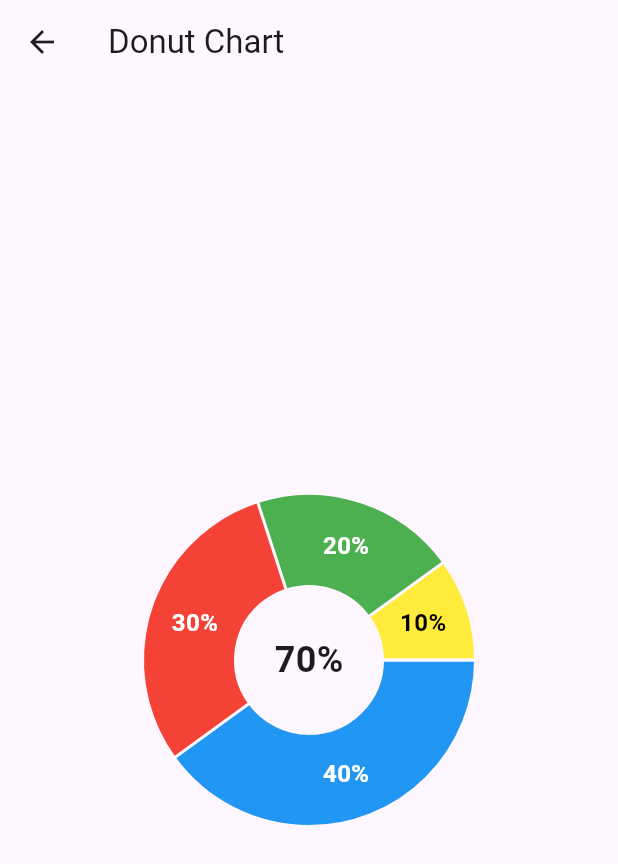
After one commit to qwq140/flutter-flchart-example, a Flutter app: the screen it shows after launch, after a tap on "Donut Chart Example", on a phone screen of 412 x 824 dp. The commit adds this screen. Shown: the top 864 px of the screen. Run offline on Flutter 3.47's test engine with Material 3 defaults, Android fonts, the phone set to English and light mode, and no system bars; drawn by our look-alikes of fl_chart; our stand-ins replace google_fonts.

Commit message:
도넛 차트 연습

```diff
--- /dev/null
+++ b/lib/donut_chart_example.dart
@@ -0,0 +1,92 @@
+import 'package:fl_chart/fl_chart.dart';
+import 'package:flutter/material.dart';
+
+class DonutChartExample extends StatelessWidget {
+  const DonutChartExample({super.key});
+
+  @override
+  Widget build(BuildContext context) {
+    return Scaffold(
+      appBar: AppBar(
+        title: Text('Donut Chart'),
+      ),
+      body: _Body(),
+    );
+  }
+}
+
+class _Body extends StatelessWidget {
+  const _Body({super.key});
+
+  @override
+  Widget build(BuildContext context) {
+    return Stack(
+      alignment: Alignment.center,
+      children: [
+        PieChart(
+          // 도넛 차트를 위한 데이터를 설정합니다.
+          PieChartData(
+            sectionsSpace: 2, // 조각 간 가격
+            centerSpaceRadius: 50, // 도넛 내부의 빈 공간 반지름
+            sections: _getSections(), // 각 섹션의 값, 색상, 제목 등을 설정
+          ),
+        ),
+        Text(
+          '70%', // 중심에 표시할 텍스트
+          style: TextStyle(
+            fontSize: 24,
+            fontWeight: FontWeight.bold,
+          ),
+        )
+      ],
+    );
+  }
+
+  List<PieChartSectionData> _getSections() {
+    return [
+      PieChartSectionData(
+          value: 40, // 섹션의 값 (퍼센트로 나뉨)
+          color: Colors.blue, // 섹션의 색상
+          title: '40%', // 섹션에 표시할 텍스트
+          radius: 60, // 섹션의 반지름
+          titleStyle: TextStyle(
+            fontSize: 16,
+            fontWeight: FontWeight.bold,
+            color: Colors.white,
+          )),
+      PieChartSectionData(
+          value: 30,
+          // 데이터 값 (퍼센트로 계산 가능)
+          color: Colors.red,
+          title: '30%',
+          radius: 60,
+          titleStyle: TextStyle(
+            fontSize: 16,
+            fontWeight: FontWeight.bold,
+            color: Colors.white,
+          )),
+      PieChartSectionData(
+          value: 20,
+          // 데이터 값 (퍼센트로 계산 가능)
+          color: Colors.green,
+          title: '20%',
+          radius: 60,
+          titleStyle: TextStyle(
+            fontSize: 16,
+            fontWeight: FontWeight.bold,
+            color: Colors.white,
+          )),
+      PieChartSectionData(
+          value: 10,
+          // 데이터 값 (퍼센트로 계산 가능)
+          color: Colors.yellow,
+          title: '10%',
+          radius: 60,
+          titleStyle: TextStyle(
+            fontSize: 16,
+            fontWeight: FontWeight.bold,
+            color: Colors.black,
+          )),
+    ];
+  }
+}
--- a/lib/home_page.dart
+++ b/lib/home_page.dart
@@ -1,4 +1,5 @@
 import 'package:chart_example/bar_chart_example.dart';
+import 'package:chart_example/donut_chart_example.dart';
 import 'package:chart_example/line_chart_example.dart';
 import 'package:flutter/material.dart';
 
@@ -37,6 +38,18 @@ class HomePage extends StatelessWidget {
               },
               child: Text('Line Chart Example'),
             ),
+            SizedBox(height: 12),
+            ElevatedButton(
+              onPressed: () {
+                Navigator.push(
+                  context,
+                  MaterialPageRoute(
+                    builder: (context) => DonutChartExample(),
+                  ),
+                );
+              },
+              child: Text('Donut Chart Example'),
+            ),
           ],
         ),
       ),
```
